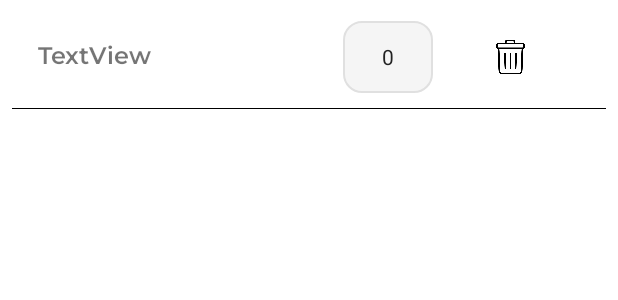
After one commit to Nutria-Oficial/Mobile-Nutria, an Android app: the layout item_ingrediente_tabela.xml on its own in the app's theme, with its tools: preview values and no code run, on a phone screen of 412 x 824 dp. The commit adds this screen. Shown: the top 300 px of the screen. Run offline under Robolectric (Android 15) with nearby library versions, the phone set to English and light mode, and no system bars.

Commit message:
feat: adicionando layout e lógica inicial para ingredientes na tela de tabela

```diff
--- /dev/null
+++ b/app/src/main/res/drawable/bg_quantidade.xml
@@ -0,0 +1,7 @@
+<?xml version="1.0" encoding="utf-8"?>
+<shape xmlns:android="http://schemas.android.com/apk/res/android"
+    android:shape="rectangle">
+    <solid android:color="#F5F5F5" />
+    <stroke android:width="1dp" android:color="#E0E0E0" />
+    <corners android:radius="12dp" />
+</shape>
--- /dev/null
+++ b/app/src/main/res/layout/item_ingrediente_tabela.xml
@@ -0,0 +1,63 @@
+<?xml version="1.0" encoding="utf-8"?>
+<LinearLayout xmlns:android="http://schemas.android.com/apk/res/android"
+    xmlns:app="http://schemas.android.com/apk/res-auto"
+    android:layout_width="match_parent"
+    android:layout_height="wrap_content"
+    android:orientation="vertical"
+    android:paddingHorizontal="8dp"
+    android:paddingTop="4dp"
+    android:paddingBottom="4dp">
+
+    <LinearLayout
+        android:layout_width="match_parent"
+        android:layout_height="wrap_content"
+        android:gravity="center_vertical"
+        android:orientation="horizontal"
+        android:paddingHorizontal="12dp"
+        android:paddingVertical="10dp">
+
+        <TextView
+            android:id="@+id/nomeIngrediente"
+            android:layout_width="0dp"
+            android:layout_height="wrap_content"
+            android:layout_marginRight="100dp"
+            android:layout_weight="1"
+            android:ellipsize="end"
+            android:fontFamily="@font/montserrat_semibold"
+            android:paddingStart="5dp"
+            android:paddingEnd="5dp"
+            android:singleLine="true"
+            android:text="TextView"
+            android:textSize="16sp" />
+
+        <EditText
+            android:id="@+id/porcao"
+            android:layout_width="wrap_content"
+            android:layout_height="wrap_content"
+            android:layout_marginLeft="5dp"
+            android:background="@drawable/bg_quantidade"
+            android:gravity="center"
+            android:hint="0g"
+            android:inputType="number"
+            android:minWidth="60dp"
+            android:minHeight="48dp"
+            android:paddingVertical="4dp"
+            android:text="0"
+            android:textAlignment="center"
+            android:textColor="#222222"
+            android:textSize="14sp" />
+
+        <ImageView
+            android:id="@+id/btnRemover"
+            android:layout_width="0dp"
+            android:layout_height="25dp"
+            android:layout_weight="1"
+            app:srcCompat="@drawable/ic_lixo" />
+
+    </LinearLayout>
+
+    <View
+        android:layout_width="match_parent"
+        android:layout_height="0.5dp"
+        android:background="#000000" />
+</LinearLayout>
```
Also changed, not shown: app/src/main/java/com/bea/nutria/ui/Tabela/TabelaFragment.java (+56 -30 lines), app/src/main/res/layout/fragment_tabela.xml (+7 -1 lines), app/src/main/res/drawable/ic_lixo.png (added).
